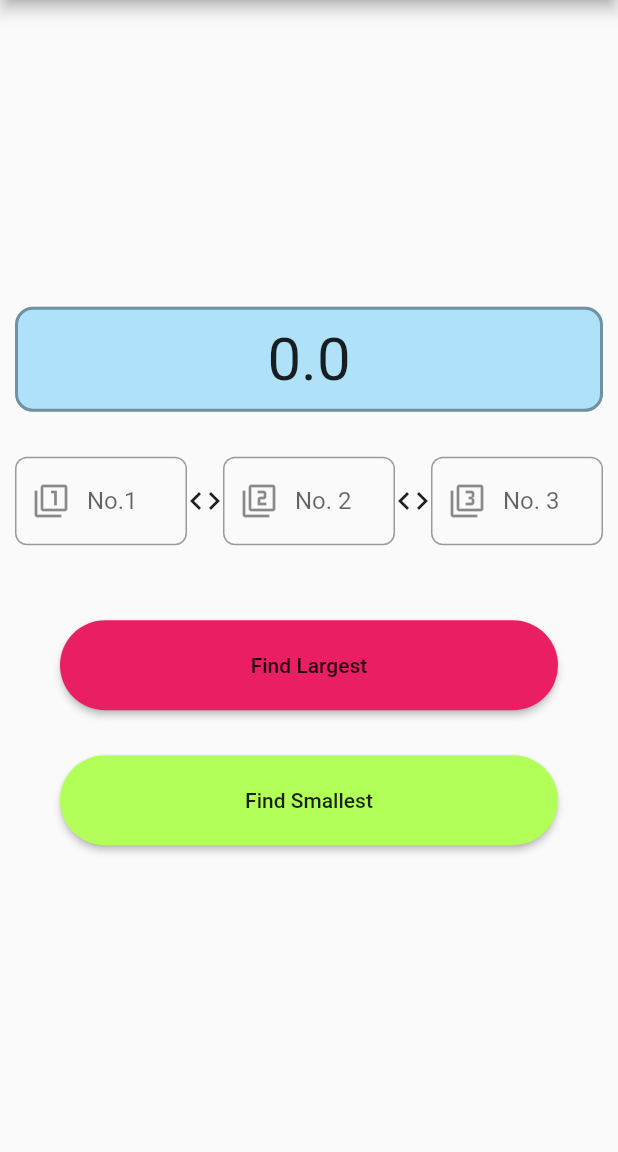
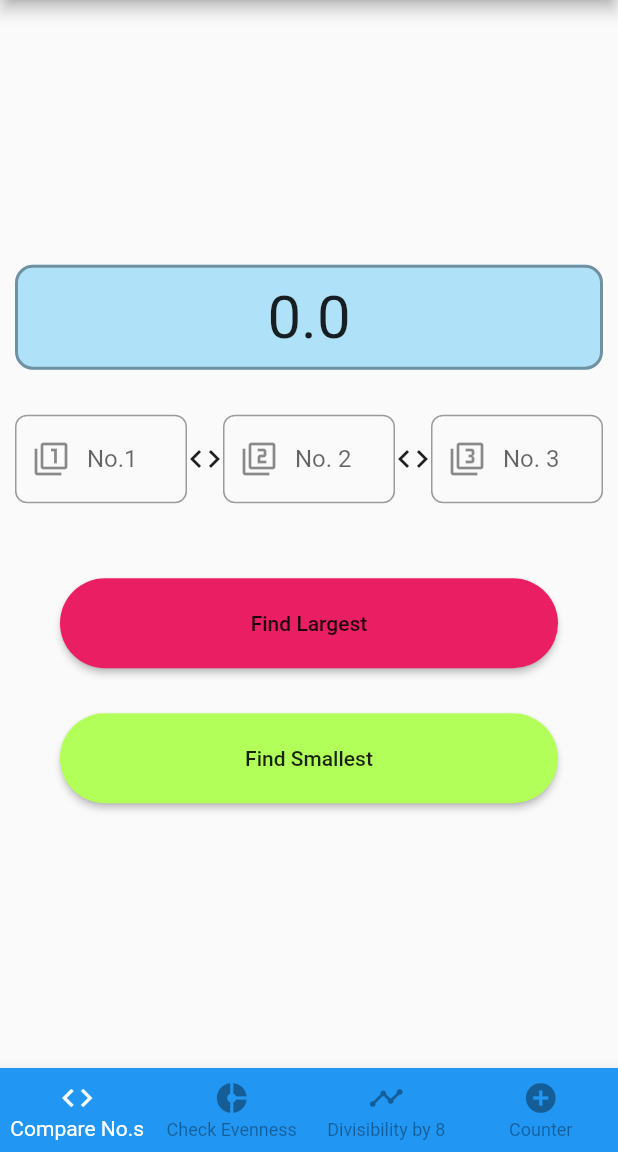
Before and after one commit to JossinAntony/Flutter-Multipages-Compare-No.s, a Flutter app: the screen it shows after launch, on a phone screen of 412 x 824 dp, the part 84-1236 px from its top. Run offline on Flutter 3.47's test engine with Material 2 defaults, Android fonts, the phone set to English and light mode, and no system bars.

```diff
--- a/lib/main.dart
+++ b/lib/main.dart
@@ -27,6 +27,40 @@ class _MyAppState extends State<MyApp> {
             title: Text('OPERATIONS'),
           ),
         body: pages[_pageIndex],
+        bottomNavigationBar: BottomNavigationBar(
+          type: BottomNavigationBarType.fixed,
+            backgroundColor: Colors.blue,
+            selectedItemColor: Colors.white,
+            unselectedItemColor: Colors.black38,
+            currentIndex: _pageIndex,
+            onTap: (int index){
+            setState(() {
+              _pageIndex = index;
+            });
+            },
+            items: [
+              BottomNavigationBarItem(
+                  icon: Icon(Icons.code),
+                title: Text('Compare No.s')
+              ),
+
+              BottomNavigationBarItem(
+                  icon: Icon(Icons.donut_small),
+                  title: Text('Check Evenness')
+              ),
+
+              BottomNavigationBarItem(
+                  icon: Icon(Icons.timeline),
+                  title: Text('Divisibility by 8')
+              ),
+
+              BottomNavigationBarItem(
+                  icon: Icon(Icons.add_circle),
+                  title: Text('Counter')
+              ),
+
+            ]
+        ),
         ),
     );
   }
```
